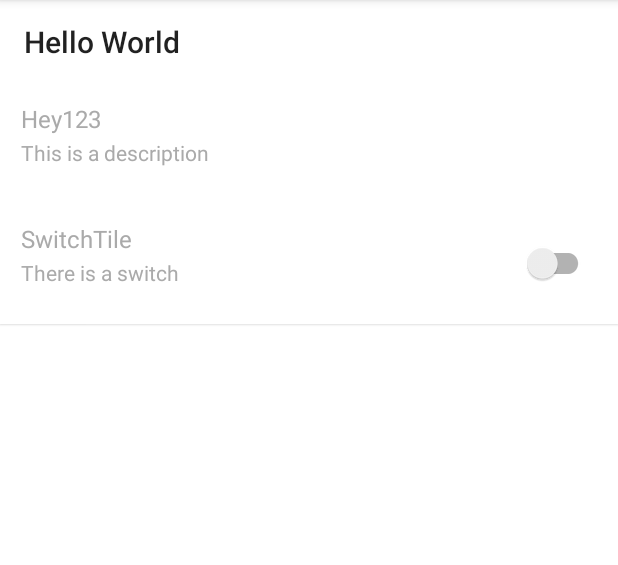
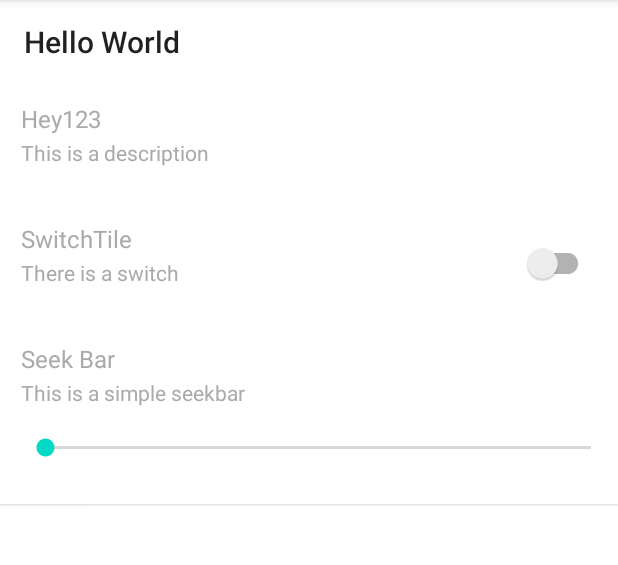
Before and after one commit to Idan503/MySettingsScreen, an Android app: the screen it shows after launch (MySettingsActivity), on a phone screen of 412 x 824 dp, the part 84-649 px from its top. Run offline under Robolectric (Android 15) with nearby library versions, the phone set to English and light mode, and no system bars.

Commit message:
Added Seekbar Tile

```diff
--- a/MySettingsScreen/src/main/java/com/idankorenisraeli/mysettingsscreen/activity/MySettingsActivity.java
+++ b/MySettingsScreen/src/main/java/com/idankorenisraeli/mysettingsscreen/activity/MySettingsActivity.java
@@ -13,6 +13,7 @@ import android.widget.Toast;
 import com.idankorenisraeli.mysettingsscreen.R;
 import com.idankorenisraeli.mysettingsscreen.adapter.SettingsRecyclerAdapter;
 import com.idankorenisraeli.mysettingsscreen.tile.ClickableTileData;
+import com.idankorenisraeli.mysettingsscreen.tile.SeekbarTileData;
 import com.idankorenisraeli.mysettingsscreen.tile.SettingsTileData;
 import com.idankorenisraeli.mysettingsscreen.tile.SwitchTileData;
 import com.idankorenisraeli.mysettingsscreen.tile.TitleTileData;
@@ -44,6 +45,8 @@ public class MySettingsActivity extends AppCompatActivity {
             }
         }));
 
+        tiles.add(new SeekbarTileData("Seek Bar", "This is a simple seekbar", null));
+
         settingsRecycler.setLayoutManager(new LinearLayoutManager(this));
         settingsRecycler.setAdapter(new SettingsRecyclerAdapter(this, tiles));
 
--- a/MySettingsScreen/src/main/java/com/idankorenisraeli/mysettingsscreen/adapter/SettingsRecyclerAdapter.java
+++ b/MySettingsScreen/src/main/java/com/idankorenisraeli/mysettingsscreen/adapter/SettingsRecyclerAdapter.java
@@ -6,6 +6,7 @@ import android.util.Log;
 import android.view.LayoutInflater;
 import android.view.View;
 import android.view.ViewGroup;
+import android.widget.SeekBar;
 
 import androidx.annotation.NonNull;
 import androidx.recyclerview.widget.RecyclerView;
@@ -14,6 +15,7 @@ import com.idankorenisraeli.mysettingsscreen.R;
 import com.idankorenisraeli.mysettingsscreen.tile.SettingsTileData;
 import com.idankorenisraeli.mysettingsscreen.tile.SwitchTileData;
 import com.idankorenisraeli.mysettingsscreen.tile_holder.ClickableTileHolder;
+import com.idankorenisraeli.mysettingsscreen.tile_holder.SeekbarTileHolder;
 import com.idankorenisraeli.mysettingsscreen.tile_holder.SettingsTileHolder;
 import com.idankorenisraeli.mysettingsscreen.tile_holder.SwitchTileHolder;
 import com.idankorenisraeli.mysettingsscreen.tile_holder.TitleTileHolder;
@@ -56,6 +58,9 @@ public class SettingsRecyclerAdapter extends RecyclerView.Adapter<RecyclerView.V
             case SWITCH:
                 view = mInflater.inflate(R.layout.switch_tile_layout, parent, false);
                 return new SwitchTileHolder(view);
+            case SEEKBAR:
+                view = mInflater.inflate(R.layout.seekbar_tile_layout, parent, false);
+                return new SeekbarTileHolder(view);
             default:
                 view = mInflater.inflate(R.layout.title_tile_layout, parent, false);
                 return new TitleTileHolder(view);
@@ -78,6 +83,8 @@ public class SettingsRecyclerAdapter extends RecyclerView.Adapter<RecyclerView.V
             case SWITCH:
                 ((SwitchTileHolder) holder).setData(item);
                 break;
+            case SEEKBAR:
+                ((SeekbarTileHolder)holder).setData(item);
         }
 
 
@@ -99,6 +106,8 @@ public class SettingsRecyclerAdapter extends RecyclerView.Adapter<RecyclerView.V
                 return TITLE;
             case "SwitchTileData":
                 return SWITCH;
+            case "SeekbarTileData":
+                return SEEKBAR;
 
             default:
                 throw new IllegalStateException("Unexpected value: " + getItem(position).getClass());
--- /dev/null
+++ b/MySettingsScreen/src/main/java/com/idankorenisraeli/mysettingsscreen/tile/SeekbarTileData.java
@@ -0,0 +1,27 @@
+package com.idankorenisraeli.mysettingsscreen.tile;
+
+import android.widget.CompoundButton;
+import android.widget.SeekBar;
+
+
+public class SeekbarTileData extends SettingsTileData {
+
+
+    private SeekBar.OnSeekBarChangeListener onChange;
+    //Outer layout click functionality implemented inside holder object
+
+    // TODO - MIN VALUE, MAX VALUE, SP LINK
+
+    public SeekbarTileData(String title, String description, SeekBar.OnSeekBarChangeListener onChange) {
+        super(title, description);
+        this.onChange = onChange;
+    }
+
+    public SeekBar.OnSeekBarChangeListener getOnChange() {
+        return onChange;
+    }
+
+    public void setOnChange(SeekBar.OnSeekBarChangeListener onChange) {
+        this.onChange = onChange;
+    }
+}
--- /dev/null
+++ b/MySettingsScreen/src/main/java/com/idankorenisraeli/mysettingsscreen/tile_holder/SeekbarTileHolder.java
@@ -0,0 +1,61 @@
+package com.idankorenisraeli.mysettingsscreen.tile_holder;
+
+import android.view.View;
+import android.widget.SeekBar;
+
+import com.idankorenisraeli.mysettingsscreen.R;
+import com.idankorenisraeli.mysettingsscreen.tile.SeekbarTileData;
+import com.idankorenisraeli.mysettingsscreen.tile.SettingsTileData;
+
+public class SeekbarTileHolder extends SettingsTileHolder{
+
+    SeekBar tileSeekBar;
+
+    // TODO - MIN VALUE, MAX VALUE, SP LINK
+
+    public SeekbarTileHolder(View itemView) {
+        super(itemView);
+        findViews();
+
+
+    }
+
+
+    @Override
+    protected void findViews() {
+        super.findViews();
+        tileSeekBar = itemView.findViewById(R.id.tile_SB_seekbar);
+    }
+
+    @Override
+    public void setData(SettingsTileData tileObject) {
+        super.setData(tileObject);
+        SeekbarTileData mData = (SeekbarTileData) tileObject;
+        tileSeekBar.setOnSeekBarChangeListener(new SeekBar.OnSeekBarChangeListener() {
+            @Override
+            public void onProgressChanged(SeekBar seekBar, int progress, boolean fromUser) {
+                if(mData.getOnChange()!=null)
+                    mData.getOnChange().onProgressChanged(seekBar, progress,fromUser);
+
+                //TODO - SP Management should be implemented here
+            }
+
+            @Override
+            public void onStartTrackingTouch(SeekBar seekBar) {
+                if(mData.getOnChange()!=null)
+                    mData.getOnChange().onStartTrackingTouch(seekBar);
+            }
+
+            @Override
+            public void onStopTrackingTouch(SeekBar seekBar) {
+                if(mData.getOnChange()!=null)
+                    mData.getOnChange().onStopTrackingTouch(seekBar);
+            }
+
+        });
+
+
+
+
+    }
+}
--- /dev/null
+++ b/MySettingsScreen/src/main/res/layout/seekbar_tile_layout.xml
@@ -0,0 +1,35 @@
+<?xml version="1.0" encoding="utf-8"?>
+<com.google.android.material.card.MaterialCardView xmlns:android="http://schemas.android.com/apk/res/android"
+    xmlns:app="http://schemas.android.com/apk/res-auto"
+    android:id="@id/tile_CARD_card"
+    style="@style/TileCard"
+    android:layout_height="120dp">
+
+
+
+    <LinearLayout
+        android:id="@id/tile_LAY_layout"
+        style="@style/TileLayout"
+        android:layout_width="match_parent"
+        android:layout_height="match_parent">
+
+        <TextView
+            android:id="@id/tile_LBL_title"
+            style="@style/TextView.TileTitle"/>
+
+        <TextView
+            android:id="@id/tile_LBL_description"
+            style="@style/TextView.TileDescription"/>
+
+        <SeekBar
+            android:layout_width="match_parent"
+            android:layout_height="match_parent"
+            android:layout_gravity="bottom"
+            android:id="@id/tile_SB_seekbar"
+            />
+
+    </LinearLayout>
+
+
+
+</com.google.android.material.card.MaterialCardView>
--- a/MySettingsScreen/src/main/res/layout/title_tile_layout.xml
+++ b/MySettingsScreen/src/main/res/layout/title_tile_layout.xml
@@ -1,9 +1,7 @@
 <?xml version="1.0" encoding="utf-8"?>
 <com.google.android.material.card.MaterialCardView xmlns:android="http://schemas.android.com/apk/res/android"
-    xmlns:app="http://schemas.android.com/apk/res-auto"
     android:id="@id/tile_CARD_card"
-    style="@style/TileCard"
-    >
+    style="@style/TileCard">
 
 
     <LinearLayout
@@ -12,11 +10,11 @@
 
         <TextView
             android:id="@id/tile_LBL_title"
-            style="@style/TextView.TileTitle.Resizable"/>
+            style="@style/TextView.TileTitle.Resizable" />
 
         <TextView
             android:id="@id/tile_LBL_description"
-            style="@style/TextView.TileDescription.Resizable"/>
+            style="@style/TextView.TileDescription.Resizable" />
 
 
     </LinearLayout>
--- a/MySettingsScreen/src/main/res/values/ids.xml
+++ b/MySettingsScreen/src/main/res/values/ids.xml
@@ -10,5 +10,6 @@
 
 
     <item name="tile_SW_switch" type="id"/>
+    <item name="tile_SB_seekbar" type="id"/>
 
 </resources>
--- a/MySettingsScreen/src/main/res/values/themes.xml
+++ b/MySettingsScreen/src/main/res/values/themes.xml
@@ -39,18 +39,18 @@
 
     <!-- Text of Tiles -->
 
-    <style name="TextView.TileTitle" parent="Widget.AppCompat.TextView">
+    <style name="TextView.TileText" parent="Widget.AppCompat.TextView">
         <item name="android:layout_width">wrap_content</item>
         <item name="android:layout_height">wrap_content</item>
         <item name="android:lines">1</item>
+    </style>
+
+    <style name="TextView.TileTitle" parent="TextView.TileText">
         <item name="android:textColor">@android:color/darker_gray</item> <!-- SHOULD BE DECLARED IN 'COLORS'-->
         <item name="android:textSize">16sp</item>
     </style>
 
-    <style name="TextView.TileDescription" parent="Widget.AppCompat.TextView">
-        <item name="android:layout_width">wrap_content</item>
-        <item name="android:layout_height">wrap_content</item>
-        <item name="android:lines">1</item>
+    <style name="TextView.TileDescription" parent="TextView.TileText">
         <item name="android:paddingTop">2dp</item>
         <item name="android:textColor">@android:color/darker_gray</item> <!-- SHOULD BE DECLARED IN 'COLORS'-->
         <item name="android:textSize">14sp</item>
```
